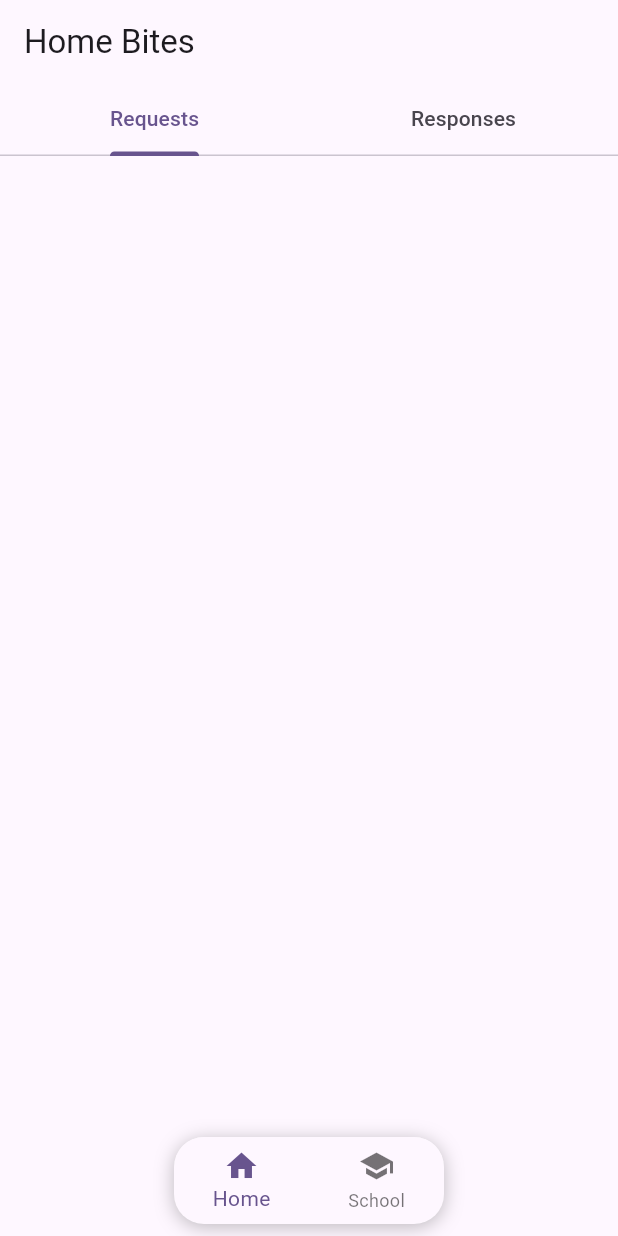
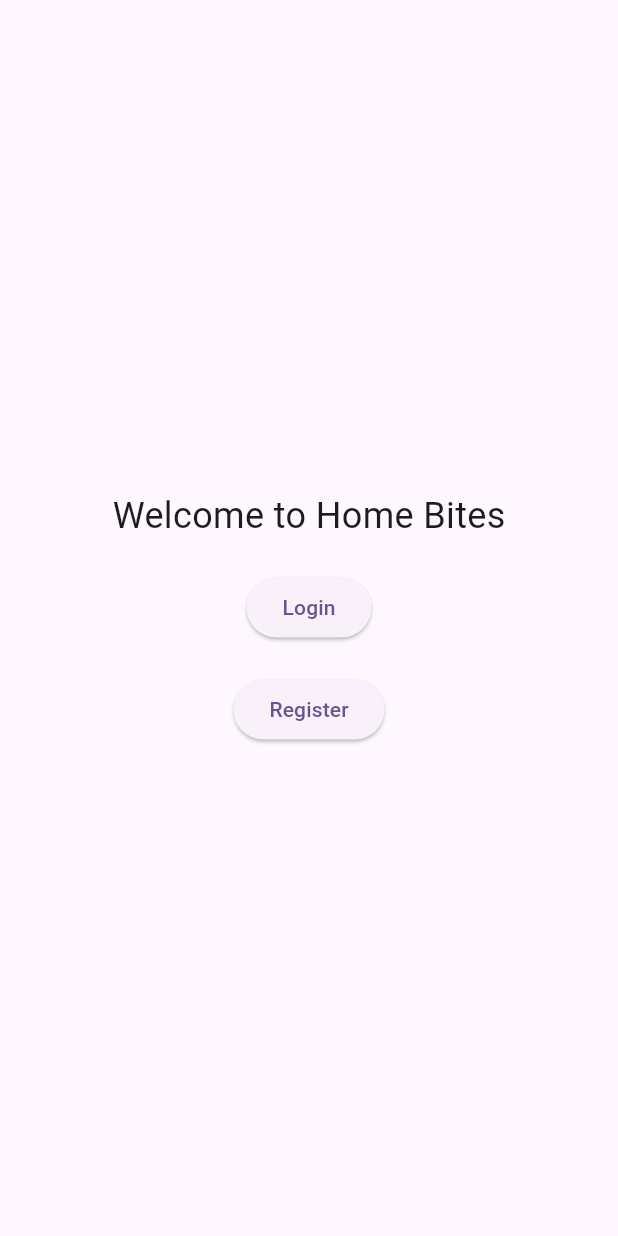
Before and after one commit to Harshavardhan1617/homebites, a Flutter app: the screen it shows after launch, on a phone screen of 412 x 824 dp. Run offline on Flutter 3.47's test engine with Material 3 defaults, Android fonts, the phone set to English and light mode, and no system bars; our stand-ins replace pocketbase.

Commit message:
add welcome, login and register screens

```diff
--- a/lib/main.dart
+++ b/lib/main.dart
@@ -1,5 +1,5 @@
 import 'package:flutter/material.dart';
-import 'package:home_bites/presentation/screens/Home/home_screen.dart';
+import 'package:home_bites/presentation/screens/Welcome/welcome_page.dart';
 
 void main() {
   runApp(const MyApp());
@@ -16,7 +16,7 @@ class MyApp extends StatelessWidget {
         colorScheme: ColorScheme.fromSeed(seedColor: Colors.deepPurple),
         useMaterial3: true,
       ),
-      home: HomeScreen(),
+      home: WelcomePage(),
     );
   }
 }
--- /dev/null
+++ b/lib/presentation/screens/Welcome/welcome_page.dart
@@ -0,0 +1,42 @@
+import 'package:flutter/material.dart';
+import 'package:home_bites/presentation/screens/Login/login_screen.dart';
+import 'package:home_bites/presentation/screens/Register/register_screen.dart';
+
+class WelcomePage extends StatelessWidget {
+  const WelcomePage({super.key});
+
+  @override
+  Widget build(BuildContext context) {
+    return Scaffold(
+      body: Center(
+        child: Column(
+          mainAxisAlignment: MainAxisAlignment.center,
+          children: [
+            const Text(
+              'Welcome to Home Bites',
+              style: TextStyle(fontSize: 24),
+            ),
+            const SizedBox(height: 20),
+            ElevatedButton(
+              onPressed: () {
+                Navigator.push(context, MaterialPageRoute(builder: (context) {
+                  return const LoginScreen();
+                }));
+              },
+              child: const Text('Login'),
+            ),
+            const SizedBox(height: 20),
+            ElevatedButton(
+              onPressed: () {
+                Navigator.push(context, MaterialPageRoute(builder: (context) {
+                  return const RegisterScreen();
+                }));
+              },
+              child: const Text('Register'),
+            ),
+          ],
+        ),
+      ),
+    );
+  }
+}
```
Also changed, not shown: lib/presentation/screens/Login/login_screen.dart (added, +14 -0 lines), lib/presentation/screens/Register/register_screen.dart (added, +14 -0 lines).
